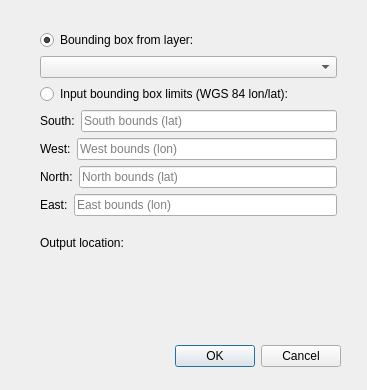
The window that ui/osm_2_imm_dialog_base.ui (BingHawk/osm_2_imm) describes before a commit, drawn with Qt 5.
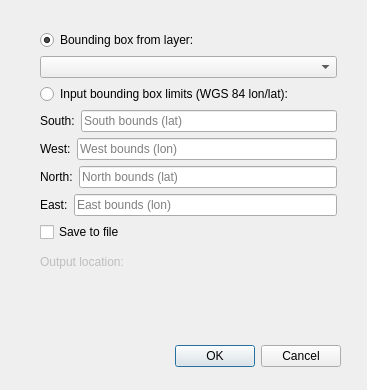
The same window after the commit. Custom widgets are drawn as their Qt base class.

Patch:
```diff
--- a/ui/osm_2_imm_dialog_base.ui
+++ b/ui/osm_2_imm_dialog_base.ui
@@ -157,15 +157,29 @@
       </item>
      </layout>
     </item>
+    <item>
+     <widget class="QCheckBox" name="save_file">
+      <property name="text">
+       <string>Save to file</string>
+      </property>
+     </widget>
+    </item>
     <item>
      <widget class="QLabel" name="label_5">
+      <property name="enabled">
+       <bool>false</bool>
+      </property>
       <property name="text">
        <string>Output location: </string>
       </property>
      </widget>
     </item>
     <item>
-     <widget class="QgsFileWidget" name="outputLoc" native="true"/>
+     <widget class="QgsFileWidget" name="outputLoc" native="true">
+      <property name="enabled">
+       <bool>false</bool>
+      </property>
+     </widget>
     </item>
    </layout>
   </widget>
```
Left out of the diff: 32 changed lines with no effect on the pictures.
